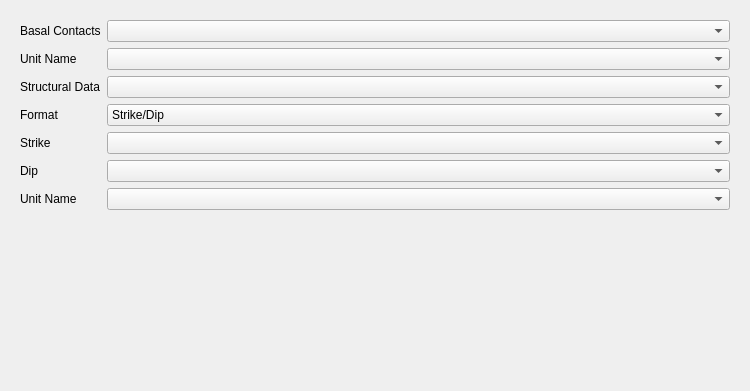
Old version of the form loopstructural/gui/modelling/model_definition/stratigraphic_layers.ui in the repository Loop3D/plugin_loopstructural.
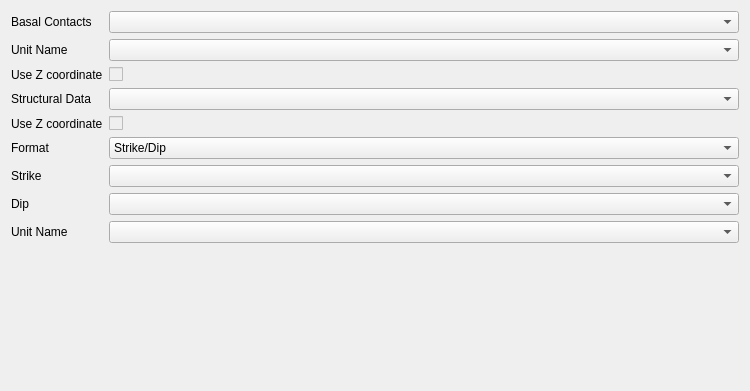
New version of the form. Custom widgets are drawn as their Qt base class.

Commit message: fix: allow z coordinate from shapefile to be used for elevation

Diff of the .ui file:
```diff
--- a/loopstructural/gui/modelling/model_definition/stratigraphic_layers.ui
+++ b/loopstructural/gui/modelling/model_definition/stratigraphic_layers.ui
@@ -15,15 +15,6 @@
   </property>
   <layout class="QVBoxLayout" name="verticalLayout">
    <item>
-    <widget class="QWidget" name="formLayoutWidget_2">
-     <property name="geometry">
-      <rect>
-       <x>10</x>
-       <y>10</y>
-       <width>730</width>
-       <height>231</height>
-      </rect>
-     </property>
      <layout class="QFormLayout" name="formLayout_3">
       <item row="0" column="1">
        <widget class="QgsMapLayerComboBox" name="basalContactsLayer">
@@ -46,14 +37,14 @@
         </property>
        </widget>
       </item>
-      <item row="2" column="0">
+     <item row="3" column="0">
        <widget class="QLabel" name="structuralDataLabel">
         <property name="text">
          <string>Structural Data</string>
         </property>
        </widget>
       </item>
-      <item row="2" column="1">
+     <item row="3" column="1">
        <widget class="QgsMapLayerComboBox" name="structuralDataLayer">
         <property name="toolTip">
          <string>&lt;html&gt;&lt;head/&gt;&lt;body&gt;&lt;p&gt;Shape file representing orientation data assocaited with stratigraphy/lithology. &lt;/p&gt;&lt;/body&gt;&lt;/html&gt;</string>
@@ -63,14 +54,14 @@
         </property>
        </widget>
       </item>
-      <item row="3" column="0">
+     <item row="5" column="0">
        <widget class="QLabel" name="label_2">
         <property name="text">
          <string>Format</string>
         </property>
        </widget>
       </item>
-      <item row="3" column="1">
+     <item row="5" column="1">
        <widget class="QComboBox" name="orientationType">
         <property name="toolTip">
          <string>&lt;html&gt;&lt;head/&gt;&lt;body&gt;&lt;p&gt;Strike and dip using right hand rule or dip direction/dip convention&lt;/p&gt;&lt;/body&gt;&lt;/html&gt;</string>
@@ -87,42 +78,42 @@
         </item>
        </widget>
       </item>
-      <item row="4" column="0">
+     <item row="6" column="0">
        <widget class="QLabel" name="orientationLabel">
         <property name="text">
          <string>Strike</string>
         </property>
        </widget>
       </item>
-      <item row="4" column="1">
+     <item row="6" column="1">
        <widget class="QgsFieldComboBox" name="orientationField">
         <property name="toolTip">
          <string>&lt;html&gt;&lt;head/&gt;&lt;body&gt;&lt;p&gt;Column representing the strike/dip direction angle in degrees&lt;/p&gt;&lt;/body&gt;&lt;/html&gt;</string>
         </property>
        </widget>
       </item>
-      <item row="5" column="0">
+     <item row="7" column="0">
        <widget class="QLabel" name="label_6">
         <property name="text">
          <string>Dip</string>
         </property>
        </widget>
       </item>
-      <item row="5" column="1">
+     <item row="7" column="1">
        <widget class="QgsFieldComboBox" name="dipField">
         <property name="toolTip">
          <string>&lt;html&gt;&lt;head/&gt;&lt;body&gt;&lt;p&gt;Column representing the dip angle in degrees&lt;/p&gt;&lt;/body&gt;&lt;/html&gt;</string>
         </property>
        </widget>
       </item>
-      <item row="6" column="0">
+     <item row="8" column="0">
        <widget class="QLabel" name="label_23">
         <property name="text">
          <string>Unit Name</string>
         </property>
        </widget>
       </item>
-      <item row="6" column="1">
+     <item row="8" column="1">
        <widget class="QgsFieldComboBox" name="structuralDataUnitName">
         <property name="toolTip">
          <string>&lt;html&gt;&lt;head/&gt;&lt;body&gt;&lt;p&gt;Column representing which unit the orientation measurement belongs to. This is used to differentiate between non-conformable units.&lt;/p&gt;&lt;/body&gt;&lt;/html&gt;</string>
@@ -136,8 +127,41 @@
         </property>
        </widget>
       </item>
-     </layout>
-    </widget>
+     <item row="2" column="0">
+      <widget class="QLabel" name="useZCoordinateLabel">
+       <property name="text">
+        <string>Use Z coordinate</string>
+       </property>
+      </widget>
+     </item>
+     <item row="2" column="1">
+      <widget class="QCheckBox" name="useBasalContactsZCoordinatesCheckBox">
+       <property name="enabled">
+        <bool>false</bool>
+       </property>
+       <property name="toolTip">
+        <string>&lt;html&gt;&lt;head/&gt;&lt;body&gt;&lt;p&gt;Use the Z coordinate for contact points if available instead of projecting point onto the elevation model&lt;/p&gt;&lt;/body&gt;&lt;/html&gt;</string>
+       </property>
+      </widget>
+     </item>
+     <item row="4" column="0">
+      <widget class="QLabel" name="useZCoordinateLabel_2">
+       <property name="text">
+        <string>Use Z coordinate</string>
+       </property>
+      </widget>
+     </item>
+     <item row="4" column="1">
+      <widget class="QCheckBox" name="useStructuralPointsZCoordinatesCheckBox">
+       <property name="enabled">
+        <bool>false</bool>
+       </property>
+       <property name="toolTip">
+        <string>&lt;html&gt;&lt;head/&gt;&lt;body&gt;&lt;p&gt;Use the Z coordinate for structural points if available instead of projecting point onto the elevation model&lt;/p&gt;&lt;/body&gt;&lt;/html&gt;</string>
+       </property>
+      </widget>
+     </item>
+    </layout>
    </item>
   </layout>
  </widget>
```
Lines whose indentation alone changed are shown as unchanged. The commit also changes 5 other files.
